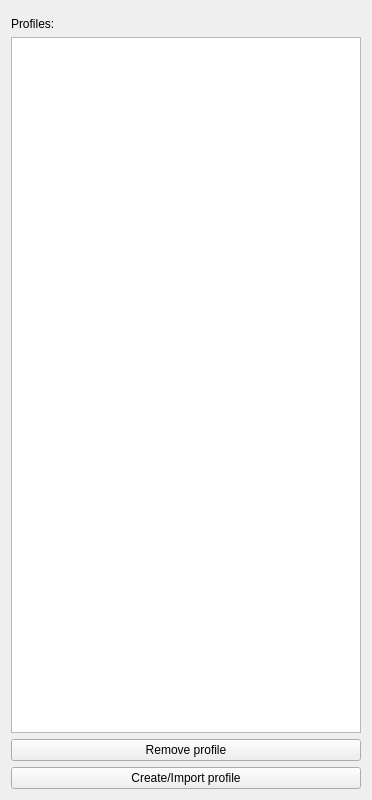
Before: the Qt Designer form src/ui/profile_settings_window.ui in bpozdena/OneDriveGUI, drawn with Qt 5.
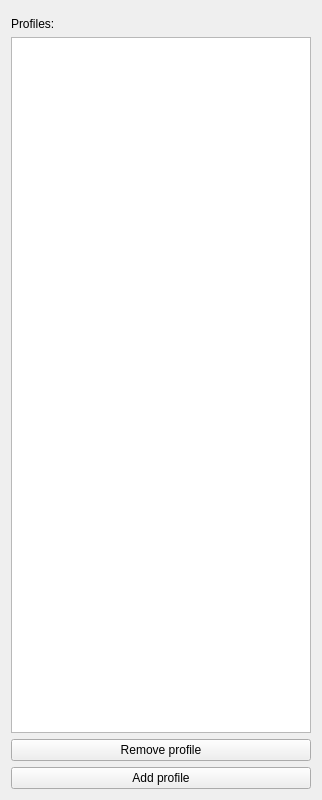
After: the same form once the commit is applied.

Commit message: Ask user for confirmation before quitting GUI

What changed in the file:
```diff
--- a/src/ui/profile_settings_window.ui
+++ b/src/ui/profile_settings_window.ui
@@ -6,7 +6,7 @@
    <rect>
     <x>0</x>
     <y>0</y>
-    <width>372</width>
+    <width>322</width>
     <height>800</height>
    </rect>
   </property>
@@ -32,7 +32,7 @@
         <widget class="QListWidget" name="listWidget_profiles">
          <property name="minimumSize">
           <size>
-           <width>350</width>
+           <width>300</width>
            <height>0</height>
           </size>
          </property>
@@ -60,7 +60,7 @@
           <string>Opens wizard which allows creation of new profiles or import of existing ones.</string>
          </property>
          <property name="text">
-          <string>Create/Import profile</string>
+          <string>Add profile</string>
          </property>
         </widget>
        </item>
```
The commit also changes 4 other files.
